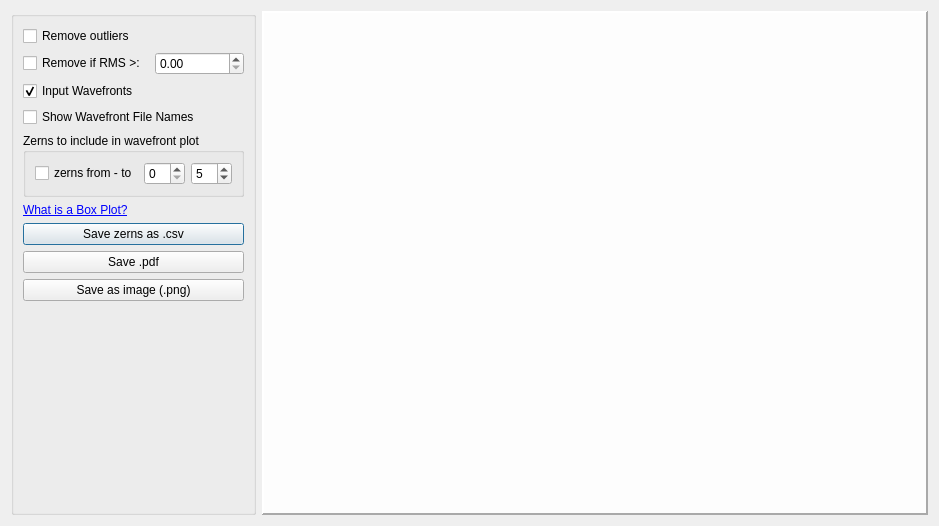
githubdoe/DFTFringe, file statsview.ui: the form before one commit.
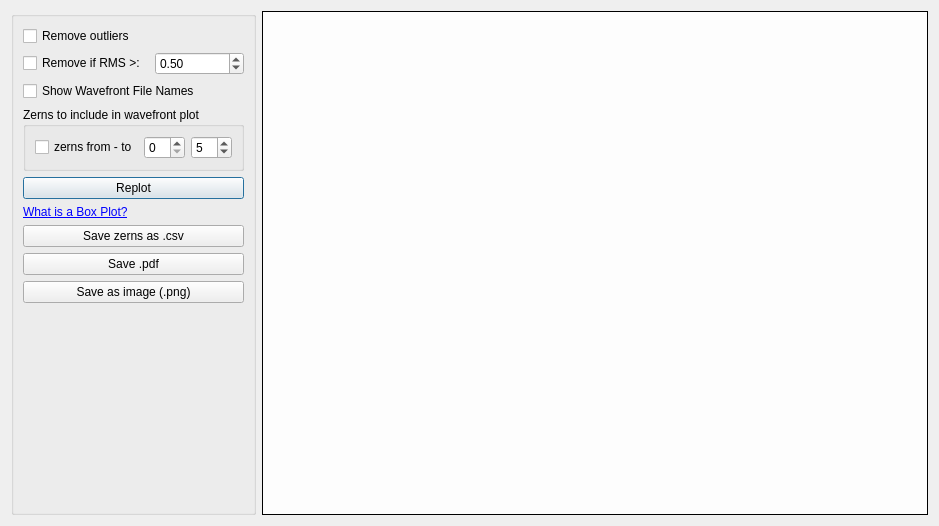
The form after the commit.

```diff
--- a/statsview.ui
+++ b/statsview.ui
@@ -51,20 +51,14 @@
          </widget>
         </item>
         <item>
-         <widget class="QDoubleSpinBox" name="doubleSpinBox"/>
+         <widget class="QDoubleSpinBox" name="RMSLimit">
+          <property name="value">
+           <double>0.500000000000000</double>
+          </property>
+         </widget>
         </item>
        </layout>
       </item>
-      <item>
-       <widget class="QCheckBox" name="includeInputWavefronts">
-        <property name="text">
-         <string>Input Wavefronts</string>
-        </property>
-        <property name="checked">
-         <bool>true</bool>
-        </property>
-       </widget>
-      </item>
       <item>
        <widget class="QCheckBox" name="showWftNames">
         <property name="text">
@@ -107,6 +101,13 @@
         </layout>
        </widget>
       </item>
+      <item>
+       <widget class="QPushButton" name="replot">
+        <property name="text">
+         <string>Replot</string>
+        </property>
+       </widget>
+      </item>
       <item>
        <widget class="QLabel" name="label">
         <property name="toolTip">
@@ -172,16 +173,16 @@
       <string notr="true">background-color: rgb(253, 253, 253);</string>
      </property>
      <property name="frameShape">
-      <enum>QFrame::Panel</enum>
+      <enum>QFrame::Box</enum>
      </property>
      <property name="frameShadow">
-      <enum>QFrame::Raised</enum>
+      <enum>QFrame::Plain</enum>
      </property>
      <property name="lineWidth">
-      <number>2</number>
+      <number>1</number>
      </property>
      <property name="midLineWidth">
-      <number>5</number>
+      <number>0</number>
      </property>
     </widget>
    </item>
```
Left out of the diff: 19 changed lines with no effect on the pictures.
